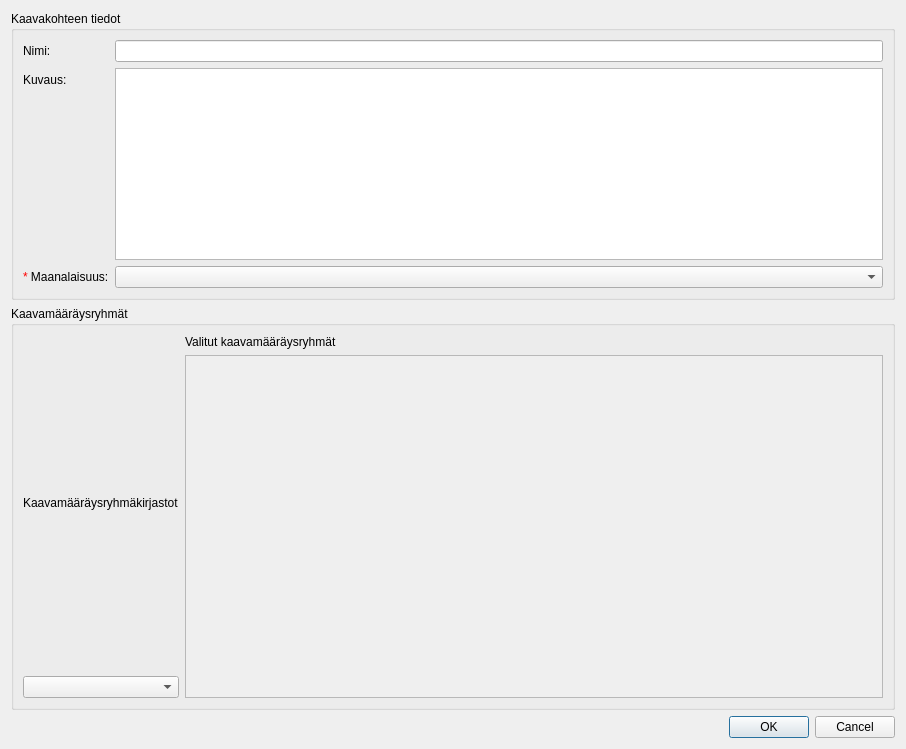
Above: arho_feature_template/gui/dialogs/plan_feature_form.ui from GispoCoding/arho-qgis-plugin before the change. Below: the same form after it.
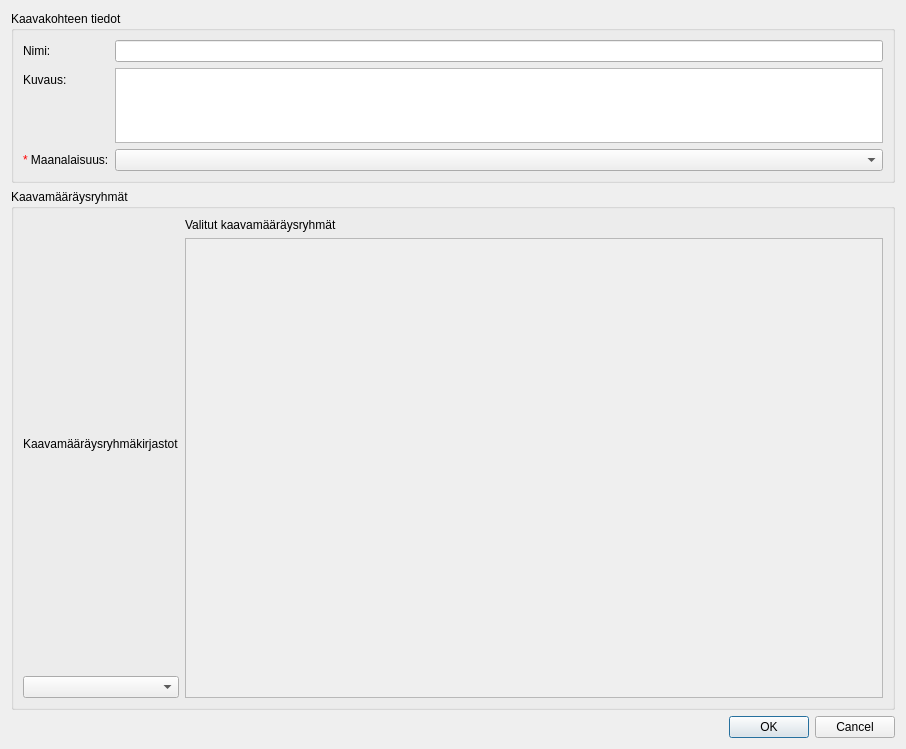
That is the form after the change. Custom widgets are drawn as their Qt base class.

The edit to the form file:
```diff
--- a/arho_feature_template/gui/dialogs/plan_feature_form.ui
+++ b/arho_feature_template/gui/dialogs/plan_feature_form.ui
@@ -48,6 +48,12 @@
           <verstretch>0</verstretch>
          </sizepolicy>
         </property>
+        <property name="maximumSize">
+         <size>
+          <width>16777215</width>
+          <height>75</height>
+         </size>
+        </property>
        </widget>
       </item>
       <item row="2" column="0">
```
